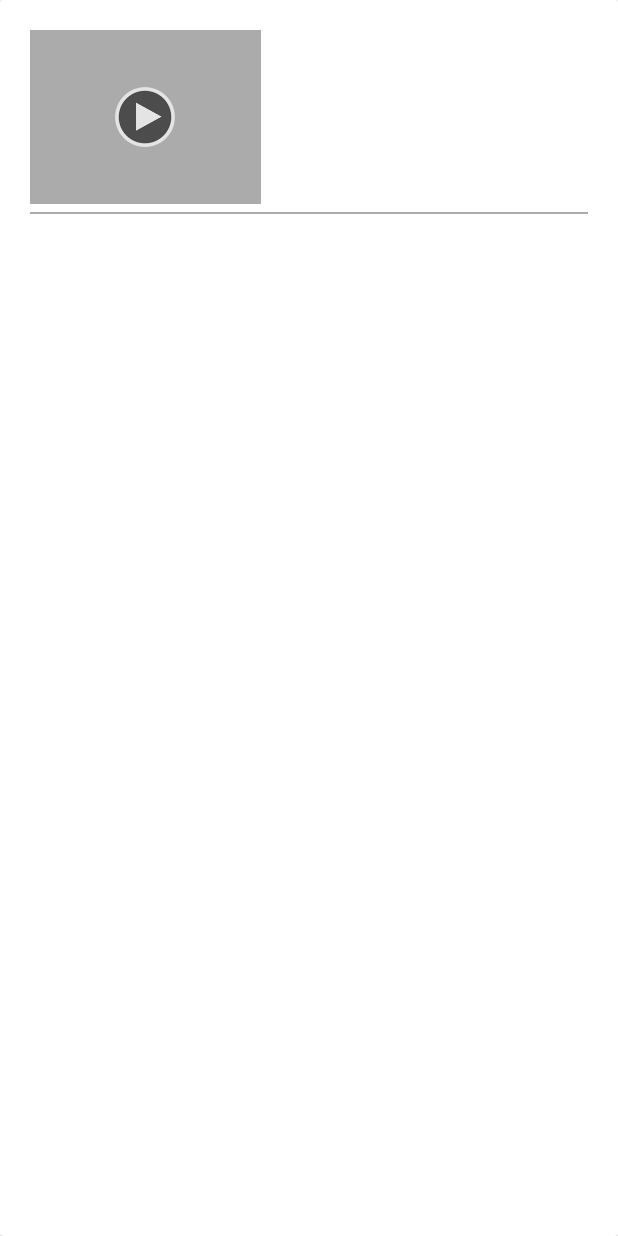
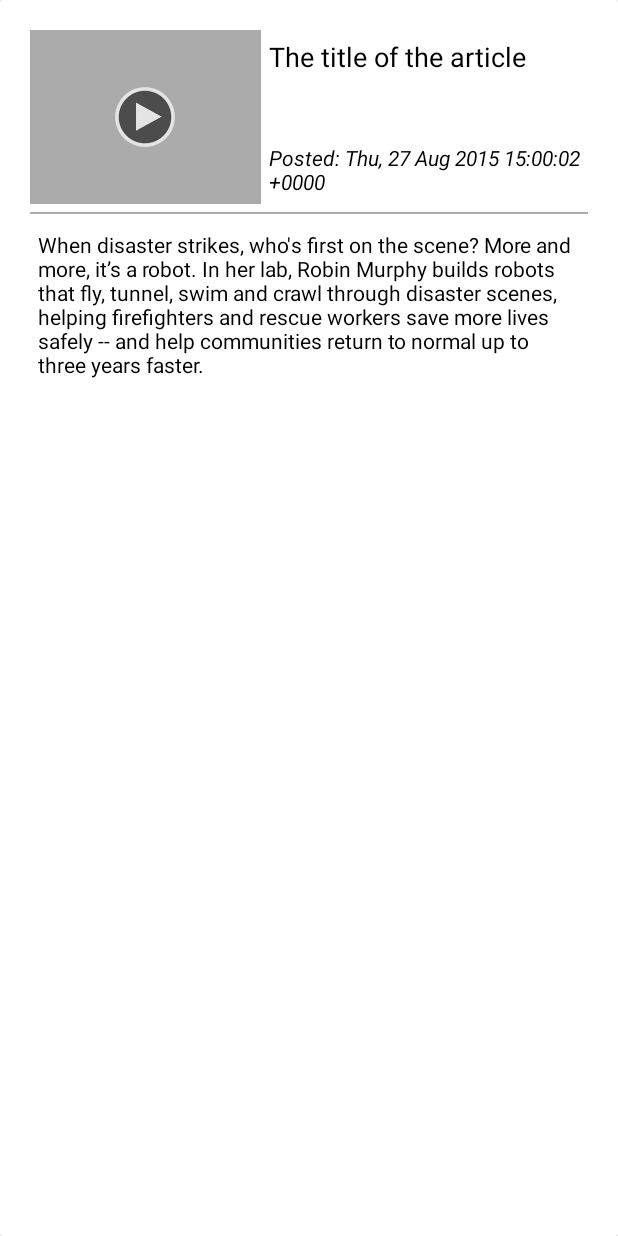
Before and after one commit to aipok/android_devclub_application, an Android app: the layout feed_item.xml on its own in the app's theme, with its tools: preview values and no code run, on a phone screen of 412 x 824 dp. Run offline under Robolectric (Android 15) with nearby library versions, the phone set to English and light mode, and no system bars; network calls fail.

Commit message:
added preview information for layout editor

```diff
--- a/app/src/main/res/layout/feed_item.xml
+++ b/app/src/main/res/layout/feed_item.xml
@@ -1,7 +1,8 @@
 <?xml version="1.0" encoding="utf-8"?>
 <android.support.v7.widget.CardView xmlns:android="http://schemas.android.com/apk/res/android"
+    xmlns:tools="http://schemas.android.com/tools"
     android:layout_width="match_parent"
-    android:layout_height="match_parent">
+    android:layout_height="match_parent" >
 
     <LinearLayout
         android:layout_width="match_parent"
@@ -50,7 +51,7 @@
                     android:maxLines="2"
                     android:padding="5dp"
                     android:textColor="@android:color/black"
-                    android:textSize="18sp" />
+                    android:textSize="18sp" tools:text="The title of the article" />
 
                 <TextView
                     android:id="@+id/date"
@@ -59,7 +60,7 @@
                     android:padding="5dp"
                     android:textColor="@android:color/black"
                     android:textSize="14sp"
-                    android:textStyle="italic" />
+                    android:textStyle="italic" tools:text="Posted: Thu, 27 Aug 2015 15:00:02 +0000" />
             </LinearLayout>
         </LinearLayout>
 
@@ -77,7 +78,7 @@
             android:layout_height="wrap_content"
             android:padding="5dp"
             android:textColor="@android:color/black"
-            android:textSize="14sp" />
+            android:textSize="14sp" tools:text="When disaster strikes, who's first on the scene? More and more, it’s a robot. In her lab, Robin Murphy builds robots that fly, tunnel, swim and crawl through disaster scenes, helping firefighters and rescue workers save more lives safely -- and help communities return to normal up to three years faster." />
 
     </LinearLayout>
 </android.support.v7.widget.CardView>
--- a/app/src/main/res/layout/fragment_main.xml
+++ b/app/src/main/res/layout/fragment_main.xml
@@ -8,7 +8,9 @@
         android:contentDescription="@string/description"
         android:id="@+id/background"
         android:layout_width="match_parent"
-        android:layout_height="match_parent" android:scaleType="centerCrop" />
+        android:layout_height="match_parent"
+        android:scaleType="centerCrop"
+        tools:background="@drawable/background"/>
 
     <android.support.v4.widget.SwipeRefreshLayout
         xmlns:android="http://schemas.android.com/apk/res/android"
@@ -31,7 +33,7 @@
         android:paddingRight="@dimen/collection_horizontal_padding"
         android:scrollbarStyle="outsideOverlay"
         android:scrollbarThumbVertical="@drawable/scrollbar"
-        android:visibility="gone"
+        android:visibility="visible"
         tools:listitem="@layout/feed_item" />
 
     </android.support.v4.widget.SwipeRefreshLayout>
```
